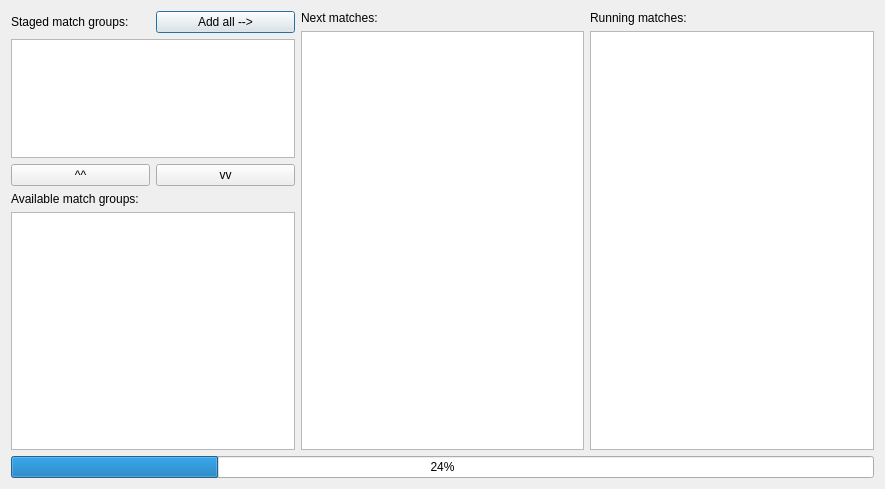
The window that ui/ScheduleTabWidget.ui (probonopd/QTournament) describes before a commit, drawn with Qt 5.
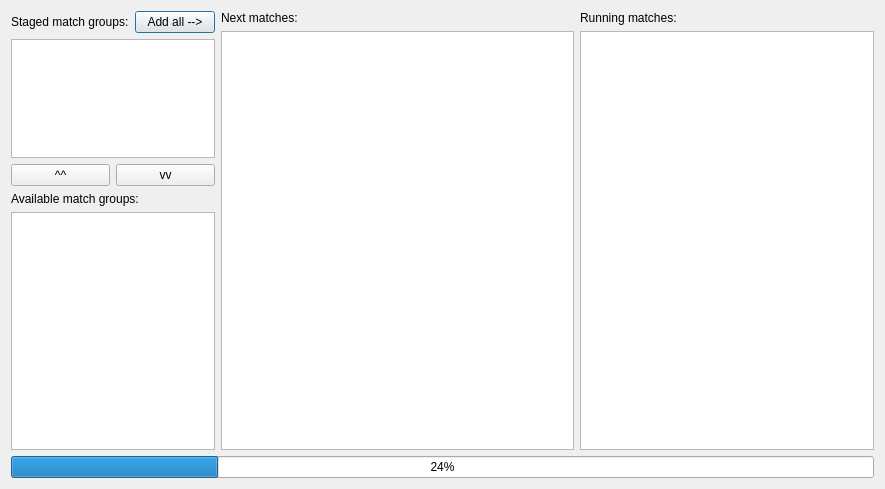
The same window after the commit. Custom widgets are drawn as their Qt base class.

Commit message: Fixed a few UI flaws: proportions of the ScheduleTabWidget were wrong and some dialog windows were not correctly parented.

```diff
--- a/ui/ScheduleTabWidget.ui
+++ b/ui/ScheduleTabWidget.ui
@@ -17,7 +17,7 @@
    <item>
     <layout class="QVBoxLayout" name="verticalLayout" stretch="5,0">
      <item>
-      <layout class="QHBoxLayout" name="horizontalLayout_5">
+      <layout class="QHBoxLayout" name="horizontalLayout_5" stretch="3,6,5">
        <item>
         <layout class="QVBoxLayout" name="verticalLayout_3">
          <item>
```
The commit also changes 3 other files.
